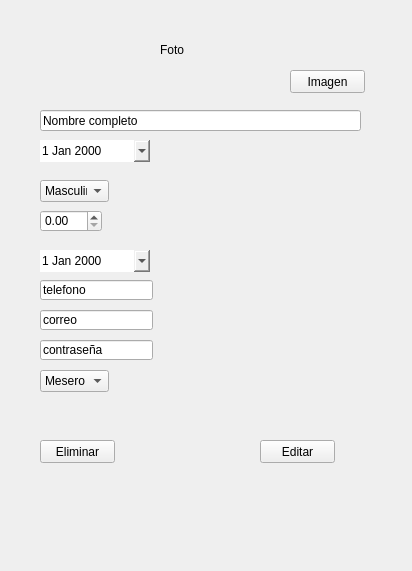
The window that appetizer-core/components-manager/crudempleados.ui (AngelGenis/Appetizer) describes before a commit, drawn with Qt 5.
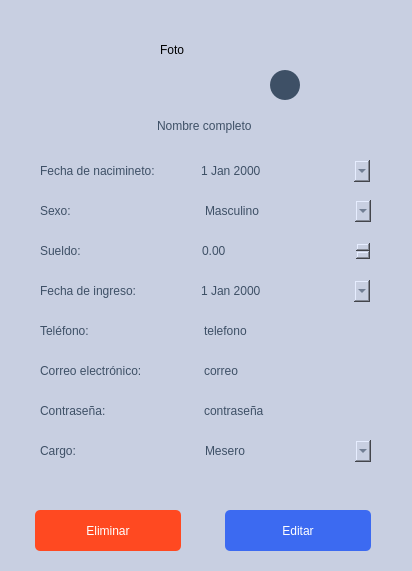
The same window after the commit. Icons and pictures are not drawn.

Commit message: Estilos de la interfaz de crud de empleados

```diff
--- a/appetizer-core/components-manager/crudempleados.ui
+++ b/appetizer-core/components-manager/crudempleados.ui
@@ -13,6 +13,9 @@
   <property name="windowTitle">
    <string>Form</string>
   </property>
+  <property name="styleSheet">
+   <string notr="true">background-color: #C8CFE1;</string>
+  </property>
   <widget class="QLabel" name="foto">
    <property name="geometry">
     <rect>
@@ -29,25 +32,39 @@
   <widget class="QLineEdit" name="nombre">
    <property name="geometry">
     <rect>
-     <x>40</x>
+     <x>10</x>
      <y>110</y>
-     <width>321</width>
-     <height>21</height>
+     <width>391</width>
+     <height>31</height>
     </rect>
    </property>
+   <property name="styleSheet">
+    <string notr="true">border: none;
+font: 25px &quot;SF Pro Display&quot;;
+color:#3E5066;</string>
+   </property>
    <property name="text">
     <string>Nombre completo</string>
    </property>
+   <property name="alignment">
+    <set>Qt::AlignCenter</set>
+   </property>
   </widget>
   <widget class="QLineEdit" name="telefono">
    <property name="geometry">
     <rect>
-     <x>40</x>
-     <y>280</y>
-     <width>113</width>
-     <height>20</height>
+     <x>202</x>
+     <y>320</y>
+     <width>171</width>
+     <height>22</height>
     </rect>
    </property>
+   <property name="styleSheet">
+    <string notr="true">border: none;
+font: 15px &quot;SF Pro Display&quot;;
+color:#3E5066;
+</string>
+   </property>
    <property name="text">
     <string>telefono</string>
    </property>
@@ -55,12 +72,17 @@
   <widget class="QLineEdit" name="correo">
    <property name="geometry">
     <rect>
-     <x>40</x>
-     <y>310</y>
-     <width>113</width>
-     <height>20</height>
+     <x>202</x>
+     <y>360</y>
+     <width>171</width>
+     <height>22</height>
     </rect>
    </property>
+   <property name="styleSheet">
+    <string notr="true">border: none;
+font: 15px &quot;SF Pro Display&quot;;
+color:#3E5066;</string>
+   </property>
    <property name="text">
     <string>correo</string>
    </property>
@@ -68,12 +90,17 @@
   <widget class="QLineEdit" name="password">
    <property name="geometry">
     <rect>
-     <x>40</x>
-     <y>340</y>
-     <width>113</width>
-     <height>20</height>
+     <x>202</x>
+     <y>400</y>
+     <width>171</width>
+     <height>22</height>
     </rect>
    </property>
+   <property name="styleSheet">
+    <string notr="true">border: none;
+font: 15px &quot;SF Pro Display&quot;;
+color:#3E5066;</string>
+   </property>
    <property name="text">
     <string>contraseña</string>
    </property>
@@ -81,12 +108,22 @@
   <widget class="QPushButton" name="btn_guardarCambios">
    <property name="geometry">
     <rect>
-     <x>260</x>
-     <y>440</y>
-     <width>75</width>
-     <height>23</height>
+     <x>220</x>
+     <y>510</y>
+     <width>151</width>
+     <height>41</height>
     </rect>
    </property>
+   <property name="styleSheet">
+    <string notr="true">border-radius: 5px;
+background-color: #3C6AF1;
+
+font: 14.9368px &quot;SF Pro Text&quot;;
+color:  #FFFFFF;
+height: 38.85px;
+
+margin-left: 5px;</string>
+   </property>
    <property name="text">
     <string>Editar</string>
    </property>
@@ -94,12 +131,22 @@
   <widget class="QPushButton" name="btn_eliminar">
    <property name="geometry">
     <rect>
-     <x>40</x>
-     <y>440</y>
-     <width>75</width>
-     <height>23</height>
+     <x>30</x>
+     <y>510</y>
+     <width>151</width>
+     <height>41</height>
     </rect>
    </property>
+   <property name="styleSheet">
+    <string notr="true">border-radius: 5px;
+background-color: #FF4921;
+
+font: 14.9368px &quot;SF Pro Text&quot;;
+color:  #FFFFFF;
+height: 38.85px;
+
+margin-left: 5px;</string>
+   </property>
    <property name="text">
     <string>Eliminar</string>
    </property>
@@ -107,12 +154,17 @@
   <widget class="QComboBox" name="sexo">
    <property name="geometry">
     <rect>
-     <x>40</x>
-     <y>180</y>
-     <width>69</width>
+     <x>200</x>
+     <y>200</y>
+     <width>171</width>
      <height>22</height>
     </rect>
    </property>
+   <property name="styleSheet">
+    <string notr="true">border: none;
+font: 15px &quot;SF Pro Display&quot;;
+color:#3E5066;</string>
+   </property>
    <item>
     <property name="text">
      <string>Masculino</string>
@@ -132,14 +184,16 @@
   <widget class="QDateEdit" name="fechaNacimiento">
    <property name="geometry">
     <rect>
-     <x>40</x>
-     <y>140</y>
-     <width>110</width>
+     <x>199</x>
+     <y>160</y>
+     <width>171</width>
      <height>22</height>
     </rect>
    </property>
    <property name="styleSheet">
     <string notr="true">border: none;
+font: 15px &quot;SF Pro Display&quot;;
+color:#3E5066;
 </string>
    </property>
    <property name="calendarPopup">
@@ -149,14 +203,16 @@
   <widget class="QDateEdit" name="fechaIngreso">
    <property name="geometry">
     <rect>
-     <x>40</x>
-     <y>250</y>
-     <width>110</width>
+     <x>199</x>
+     <y>280</y>
+     <width>171</width>
      <height>22</height>
     </rect>
    </property>
    <property name="styleSheet">
-    <string notr="true">border: none;</string>
+    <string notr="true">border: none;
+font: 15px &quot;SF Pro Display&quot;;
+color:#3E5066;</string>
    </property>
    <property name="calendarPopup">
     <bool>true</bool>
@@ -165,12 +221,17 @@
   <widget class="QComboBox" name="cargo">
    <property name="geometry">
     <rect>
-     <x>40</x>
-     <y>370</y>
-     <width>69</width>
+     <x>200</x>
+     <y>440</y>
+     <width>171</width>
      <height>22</height>
     </rect>
    </property>
+   <property name="styleSheet">
+    <string notr="true">border: none;
+font: 15px &quot;SF Pro Display&quot;;
+color:#3E5066;</string>
+   </property>
    <item>
     <property name="text">
      <string>Mesero</string>
@@ -205,12 +266,20 @@
   <widget class="QDoubleSpinBox" name="sueldo">
    <property name="geometry">
     <rect>
-     <x>40</x>
-     <y>210</y>
-     <width>62</width>
+     <x>200</x>
+     <y>240</y>
+     <width>171</width>
      <height>22</height>
     </rect>
    </property>
+   <property name="layoutDirection">
+    <enum>Qt::LeftToRight</enum>
+   </property>
+   <property name="styleSheet">
+    <string notr="true">border: none;
+font: 15px &quot;SF Pro Display&quot;;
+color:#3E5066;</string>
+   </property>
    <property name="maximum">
     <double>9999999999.989999771118164</double>
    </property>
@@ -218,14 +287,161 @@
   <widget class="QPushButton" name="btn_agregarImagen">
    <property name="geometry">
     <rect>
-     <x>290</x>
+     <x>270</x>
      <y>70</y>
-     <width>75</width>
-     <height>23</height>
+     <width>30</width>
+     <height>30</height>
     </rect>
    </property>
+   <property name="styleSheet">
+    <string notr="true">border-radius: 15px;
+background-color:#3E5066;
+width: 44px;
+height: 44px;
+</string>
+   </property>
    <property name="text">
-    <string>Imagen</string>
+    <string/>
+   </property>
+   <property name="icon">
+    <iconset resource="../Resources.qrc">
+     <normaloff>:/Img/EditarEmpleado.png</normaloff>:/Img/EditarEmpleado.png</iconset>
+   </property>
+  </widget>
+  <widget class="QLabel" name="label">
+   <property name="geometry">
+    <rect>
+     <x>40</x>
+     <y>160</y>
+     <width>150</width>
+     <height>22</height>
+    </rect>
+   </property>
+   <property name="styleSheet">
+    <string notr="true">font: 15px &quot;SF Pro Display&quot;;
+color:#3E5066;</string>
+   </property>
+   <property name="text">
+    <string>Fecha de nacimineto:</string>
+   </property>
+  </widget>
+  <widget class="QLabel" name="label_2">
+   <property name="geometry">
+    <rect>
+     <x>40</x>
+     <y>200</y>
+     <width>150</width>
+     <height>22</height>
+    </rect>
+   </property>
+   <property name="styleSheet">
+    <string notr="true">font: 15px &quot;SF Pro Display&quot;;
+color:#3E5066;</string>
+   </property>
+   <property name="text">
+    <string>Sexo:</string>
+   </property>
+  </widget>
+  <widget class="QLabel" name="label_3">
+   <property name="geometry">
+    <rect>
+     <x>40</x>
+     <y>240</y>
+     <width>150</width>
+     <height>22</height>
+    </rect>
+   </property>
+   <property name="styleSheet">
+    <string notr="true">font: 15px &quot;SF Pro Display&quot;;
+color:#3E5066;</string>
+   </property>
+   <property name="text">
+    <string>Sueldo:</string>
+   </property>
+  </widget>
+  <widget class="QLabel" name="label_4">
+   <property name="geometry">
+    <rect>
+     <x>40</x>
+     <y>280</y>
+     <width>150</width>
+     <height>22</height>
+    </rect>
+   </property>
+   <property name="styleSheet">
+    <string notr="true">font: 15px &quot;SF Pro Display&quot;;
+color:#3E5066;</string>
+   </property>
+   <property name="text">
+    <string>Fecha de ingreso:</string>
+   </property>
+  </widget>
+  <widget class="QLabel" name="label_5">
+   <property name="geometry">
+    <rect>
+     <x>40</x>
+     <y>320</y>
+     <width>150</width>
+     <height>22</height>
+    </rect>
+   </property>
+   <property name="styleSheet">
+    <string notr="true">font: 15px &quot;SF Pro Display&quot;;
+color:#3E5066;</string>
+   </property>
+   <property name="text">
+    <string>Teléfono:</string>
+   </property>
+  </widget>
+  <widget class="QLabel" name="label_6">
+   <property name="geometry">
+    <rect>
+     <x>40</x>
+     <y>360</y>
+     <width>150</width>
+     <height>22</height>
+    </rect>
+   </property>
+   <property name="styleSheet">
+    <string notr="true">font: 15px &quot;SF Pro Display&quot;;
+color:#3E5066;</string>
+   </property>
+   <property name="text">
+    <string>Correo electrónico:</string>
+   </property>
+  </widget>
+  <widget class="QLabel" name="label_7">
+   <property name="geometry">
+    <rect>
+     <x>40</x>
+     <y>400</y>
+     <width>150</width>
+     <height>22</height>
+    </rect>
+   </property>
+   <property name="styleSheet">
+    <string notr="true">font: 15px &quot;SF Pro Display&quot;;
+color:#3E5066;</string>
+   </property>
+   <property name="text">
+    <string>Contraseña:</string>
+   </property>
+  </widget>
+  <widget class="QLabel" name="label_8">
+   <property name="geometry">
+    <rect>
+     <x>40</x>
+     <y>440</y>
+     <width>150</width>
+     <height>22</height>
+    </rect>
+   </property>
+   <property name="styleSheet">
+    <string notr="true">font: 15px &quot;SF Pro Display&quot;;
+color:#3E5066;</string>
+   </property>
+   <property name="text">
+    <string>Cargo:</string>
    </property>
   </widget>
  </widget>
```
Left out of the diff: 15 changed lines with no effect on the pictures. The commit also changes 3 other files.
